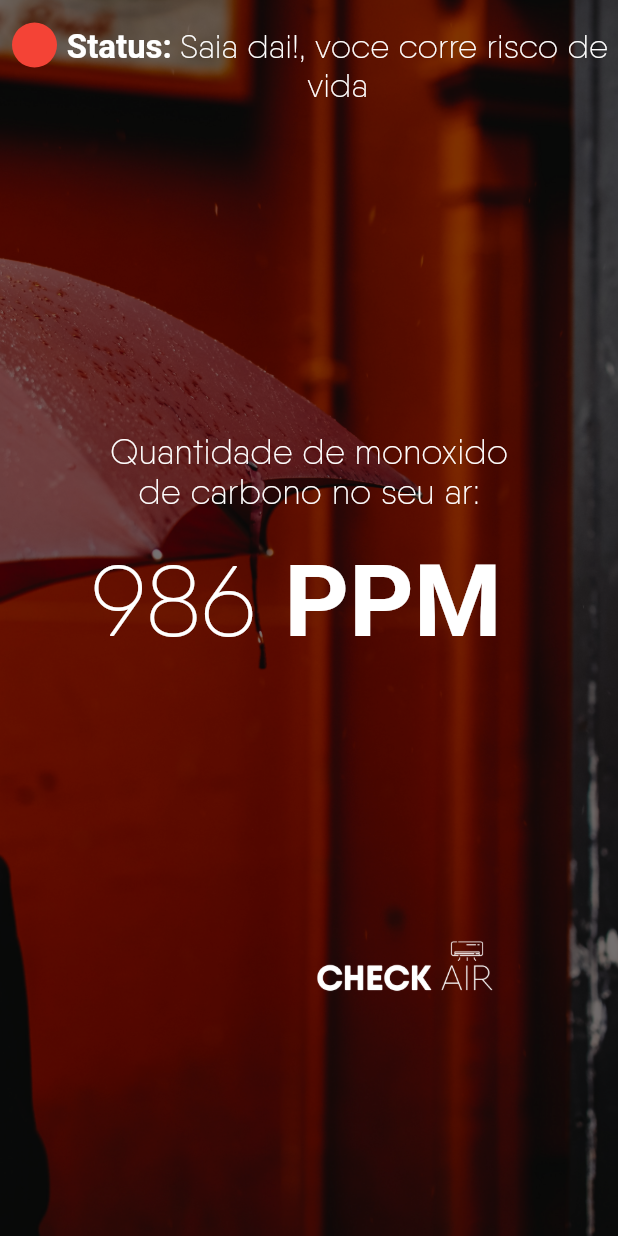
After one commit to NelsonHenryCampos/CheckAir, a Flutter app: the RedPage screen opened directly, on a phone screen of 412 x 824 dp. The commit adds this screen. Run offline on Flutter 3.47's test engine with Material 2 defaults, Android fonts, the phone set to English and light mode, and no system bars; missing offline and left inert: flutter_page_indicator, transformer_page_view.

Commit message:
AlertsPages

```diff
--- a/lib/main.dart
+++ b/lib/main.dart
@@ -1,3 +1,7 @@
+import 'package:checkair/ui/AlertsPage/GreenPage.dart';
+import 'package:checkair/ui/AlertsPage/YellowPage.dart';
+
+import 'ui/AlertsPage/RedPage.dart';
 import 'ui/SlidePages/CircularBar.dart';
 import 'package:flutter/material.dart';
 
--- /dev/null
+++ b/lib/ui/AlertsPage/RedPage.dart
@@ -0,0 +1,126 @@
+import 'package:flutter/material.dart';
+
+class RedPage extends StatefulWidget {
+  RedPage({Key key}) : super(key: key);
+
+  _RedPageState createState() => _RedPageState();
+}
+
+class _RedPageState extends State<RedPage> {
+  @override
+  Widget build(BuildContext context) {
+    return SafeArea(
+      child: Scaffold(
+        body: Stack(
+          children: <Widget>[
+            Image.asset("assets/images/red.jpg",
+                width: double.infinity,
+                height: double.infinity,
+                fit: BoxFit.cover),
+            Opacity(
+              opacity: 0.5,
+              child: Container(
+                width: double.infinity,
+                height: double.infinity,
+                color: Colors.black,
+              ),
+            ),
+            Column(
+              children: <Widget>[
+                Padding(
+                  padding: const EdgeInsets.only(top: 15.0),
+                  child: Container(
+                    child: Row(
+                      mainAxisAlignment: MainAxisAlignment.center,
+                      children: <Widget>[
+                        Padding(
+                          padding: const EdgeInsets.only(left: 8.0, bottom: 27),
+                          child: Container(
+                            width: 30,
+                            height: 30,
+                            decoration: BoxDecoration(
+                                color: Colors.red,
+                                borderRadius: BorderRadius.circular(100)),
+                          ),
+                        ),
+                        Expanded(
+                          child: Container(
+                            width: 300,
+                            child: RichText(
+                              softWrap: true,
+                              textAlign: TextAlign.center,
+                              text: TextSpan(
+                                  style: TextStyle(
+                                    color: Colors.white,
+                                    fontFamily: 'Qnelas',
+                                    fontSize: 22,
+                                  ),
+                                  children: [
+                                    TextSpan(
+                                        text: "Status: ",
+                                        style: TextStyle(
+                                            fontWeight: FontWeight.bold)),
+                                    TextSpan(
+                                      text: "Saia dai!, ",
+                                    ),
+                                    TextSpan(
+                                      text: "voce corre ",
+                                    ),
+                                    TextSpan(
+                                      text: "risco de vida",
+                                    ),
+                                  ]),
+                            ),
+                          ),
+                        ),
+                      ],
+                    ),
+                  ),
+                ),
+                SizedBox(
+                  height: 215,
+                ),
+                Container(
+                  width: 270,
+                  child: Text("Quantidade de monoxido de carbono no seu ar:",
+                      textAlign: TextAlign.center,
+                      style: TextStyle(
+                        color: Colors.white,
+                        fontFamily: 'Qnelas',
+                        fontSize: 23,
+                      )),
+                ),
+                Padding(
+                  padding: EdgeInsets.only(top: 20),
+                  child: RichText(
+                    text: TextSpan(
+                        style: TextStyle(
+                          color: Colors.white,
+                          fontFamily: 'Qnelas',
+                          fontSize: 67,
+                        ),
+                        children: [
+                          TextSpan(text: "986 "),
+                          TextSpan(
+                              text: "PPM ",
+                              style: TextStyle(fontWeight: FontWeight.bold)),
+                        ]),
+                  ),
+                ),
+              ],
+            ),
+            Positioned(
+              top: 570,
+              left: 187,
+              child: Image.asset(
+                "assets/images/logo-checkair.png",
+                width: 170,
+                height: 170,
+              ),
+            ),
+          ],
+        ),
+      ),
+    );
+  }
+}
--- a/pubspec.yaml
+++ b/pubspec.yaml
@@ -49,6 +49,9 @@ flutter:
     - assets/images/bgtree.jpg
     - assets/images/login.jpg
     - assets/images/logo-checkair.png
+    - assets/images/green.jpg
+    - assets/images/red.jpg
+    - assets/images/yellow.jpg
   #  - images/a_dot_ham.jpeg
 
   # An image asset can refer to one or more resolution-specific "variants", see
```
Also changed, not shown: lib/ui/AlertsPage/GreenPage.dart (added, +109 -0 lines), lib/ui/AlertsPage/YellowPage.dart (added, +127 -0 lines), assets/images/green.jpg (added), assets/images/red.jpg (added), assets/images/yellow.jpg (added).
